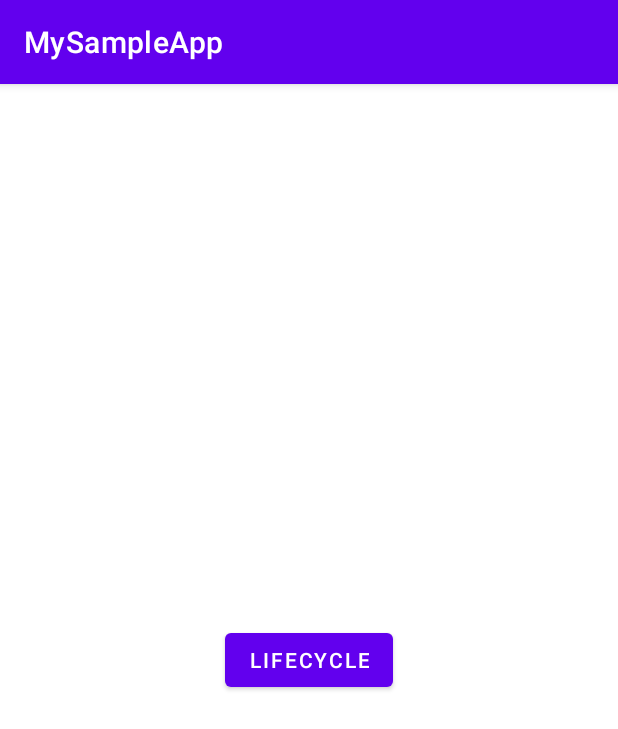
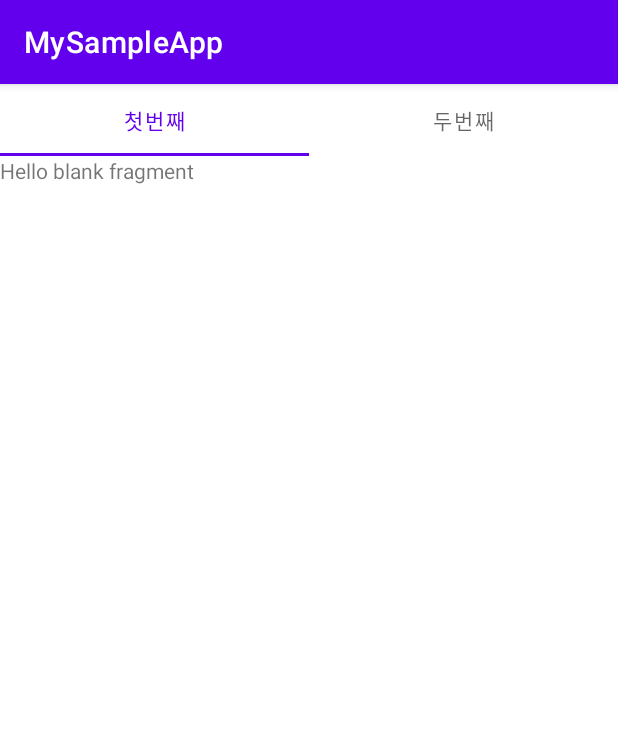
Before and after one commit to KimKwangYoung/MySampleApp, an Android app: the screen it shows after launch (MainActivity before the commit, AACViewModelActivity after it), on a phone screen of 412 x 824 dp. Shown: the top 729 px of the screen. Run offline under Robolectric (Android 15) with nearby library versions, the phone set to English and light mode, and no system bars.

Commit message:
2021-09-15

```diff
--- /dev/null
+++ b/app/src/main/java/com/kky/mysampleapp/viewmodel/AACViewModelActivity.kt
@@ -0,0 +1,47 @@
+package com.kky.mysampleapp.viewmodel
+
+import android.app.Service
+import android.content.Intent
+import androidx.appcompat.app.AppCompatActivity
+import android.os.Bundle
+import android.os.IBinder
+import androidx.activity.viewModels
+import androidx.fragment.app.Fragment
+import androidx.lifecycle.Lifecycle
+import androidx.lifecycle.LiveData
+import com.google.android.material.tabs.TabLayout
+import com.kky.mysampleapp.R
+import com.kky.mysampleapp.databinding.ActivityAacviewModelBinding
+import com.kky.mysampleapp.viewmodel.TestViewModel
+
+class AACViewModelActivity : AppCompatActivity() {
+
+    private lateinit var binding: ActivityAacviewModelBinding
+    private val viewModel: TestViewModel by viewModels()
+
+    override fun onCreate(savedInstanceState: Bundle?) {
+        super.onCreate(savedInstanceState)
+        binding = ActivityAacviewModelBinding.inflate(layoutInflater)
+        setContentView(binding.root)
+
+        binding.tabLayout.addOnTabSelectedListener(object : TabLayout.OnTabSelectedListener {
+            override fun onTabSelected(tab: TabLayout.Tab?) {
+                if (tab?.position == 0) {
+                    supportFragmentManager.beginTransaction().replace(R.id.fragment_container, ViewModelFirstFragment.newInstance()).commit()
+                } else {
+                    supportFragmentManager.beginTransaction().replace(R.id.fragment_container, ViewModelSecondFragment.newInstance()).commit()
+                }
+            }
+
+            override fun onTabUnselected(tab: TabLayout.Tab?) {
+
+            }
+
+            override fun onTabReselected(tab: TabLayout.Tab?) {
+            }
+        })
+
+
+        supportFragmentManager.beginTransaction().replace(R.id.fragment_container, ViewModelFirstFragment.newInstance()).commit()
+    }
+}
--- /dev/null
+++ b/app/src/main/java/com/kky/mysampleapp/viewmodel/TestFragmentViewModel.kt
@@ -0,0 +1,14 @@
+package com.kky.mysampleapp.viewmodel
+
+import android.util.Log
+import androidx.lifecycle.ViewModel
+import com.kky.mysampleapp.MyApplication
+
+class TestFragmentViewModel: ViewModel() {
+    var count = 0
+
+    override fun onCleared() {
+        super.onCleared()
+        Log.d(MyApplication.TAG, "onCleared")
+    }
+}
--- /dev/null
+++ b/app/src/main/java/com/kky/mysampleapp/viewmodel/ViewModelFirstFragment.kt
@@ -0,0 +1,34 @@
+package com.kky.mysampleapp.viewmodel
+
+import android.os.Bundle
+import android.util.Log
+import androidx.fragment.app.Fragment
+import android.view.LayoutInflater
+import android.view.View
+import android.view.ViewGroup
+import androidx.fragment.app.viewModels
+import com.kky.mysampleapp.MyApplication
+import com.kky.mysampleapp.R
+
+class ViewModelFirstFragment : Fragment() {
+
+    val viewModel: TestFragmentViewModel by viewModels()
+
+    override fun onCreate(savedInstanceState: Bundle?) {
+        super.onCreate(savedInstanceState)
+    }
+
+    override fun onCreateView(
+        inflater: LayoutInflater, container: ViewGroup?,
+        savedInstanceState: Bundle?
+    ): View? {
+        viewModel.count++
+        Log.d(MyApplication.TAG, "${viewModel.count}")
+        return inflater.inflate(R.layout.fragment_view_model_first, container, false)
+    }
+
+    companion object {
+        @JvmStatic
+        fun newInstance() = ViewModelFirstFragment().apply {}
+    }
+}
--- a/app/src/main/res/layout/activity_aacview_model.xml
+++ b/app/src/main/res/layout/activity_aacview_model.xml
@@ -4,6 +4,28 @@
     xmlns:tools="http://schemas.android.com/tools"
     android:layout_width="match_parent"
     android:layout_height="match_parent"
-    tools:context=".activity.AACViewModelActivity">
+    tools:context=".viewmodel.AACViewModelActivity">
+    <com.google.android.material.tabs.TabLayout
+        android:id="@+id/tabLayout"
+        android:layout_width="match_parent"
+        android:layout_height="wrap_content"
+        app:tabGravity="fill"
+        app:layout_constraintTop_toTopOf="parent">
+        <com.google.android.material.tabs.TabItem
+            android:layout_width="wrap_content"
+            android:layout_height="wrap_content"
+            android:text="첫번째"/>
+        <com.google.android.material.tabs.TabItem
+            android:layout_width="wrap_content"
+            android:layout_height="wrap_content"
+            android:text="두번째"/>
+    </com.google.android.material.tabs.TabLayout>
+    <FrameLayout
+        android:id="@+id/fragment_container"
+        android:layout_width="match_parent"
+        android:layout_height="0dp"
+        app:layout_constraintTop_toBottomOf="@id/tabLayout"
+        app:layout_constraintBottom_toBottomOf="parent">
 
+    </FrameLayout>
 </androidx.constraintlayout.widget.ConstraintLayout>
--- /dev/null
+++ b/app/src/main/res/layout/fragment_view_model_first.xml
@@ -0,0 +1,14 @@
+<?xml version="1.0" encoding="utf-8"?>
+<FrameLayout xmlns:android="http://schemas.android.com/apk/res/android"
+    xmlns:tools="http://schemas.android.com/tools"
+    android:layout_width="match_parent"
+    android:layout_height="match_parent"
+    tools:context=".viewmodel.ViewModelFirstFragment">
+
+    <!-- TODO: Update blank fragment layout -->
+    <TextView
+        android:layout_width="match_parent"
+        android:layout_height="match_parent"
+        android:text="@string/hello_blank_fragment" />
+
+</FrameLayout>
```
Also changed, not shown: app/src/main/AndroidManifest.xml (+7 -4 lines), app/src/main/java/com/kky/mysampleapp/activity/AACViewModelActivity.kt (deleted, +0 -27 lines), app/src/main/java/com/kky/mysampleapp/lifecycle/LiveDataActivity.kt (added, +30 -0 lines), app/src/main/java/com/kky/mysampleapp/viewmodel/TestViewModel.kt (+8 -0 lines), app/src/main/java/com/kky/mysampleapp/viewmodel/ViewModelSecondFragment.kt (added, +32 -0 lines), app/src/main/res/layout/activity_live_data.xml (added, +14 -0 lines), app/src/main/res/layout/fragment_view_model_second.xml (added, +14 -0 lines).
